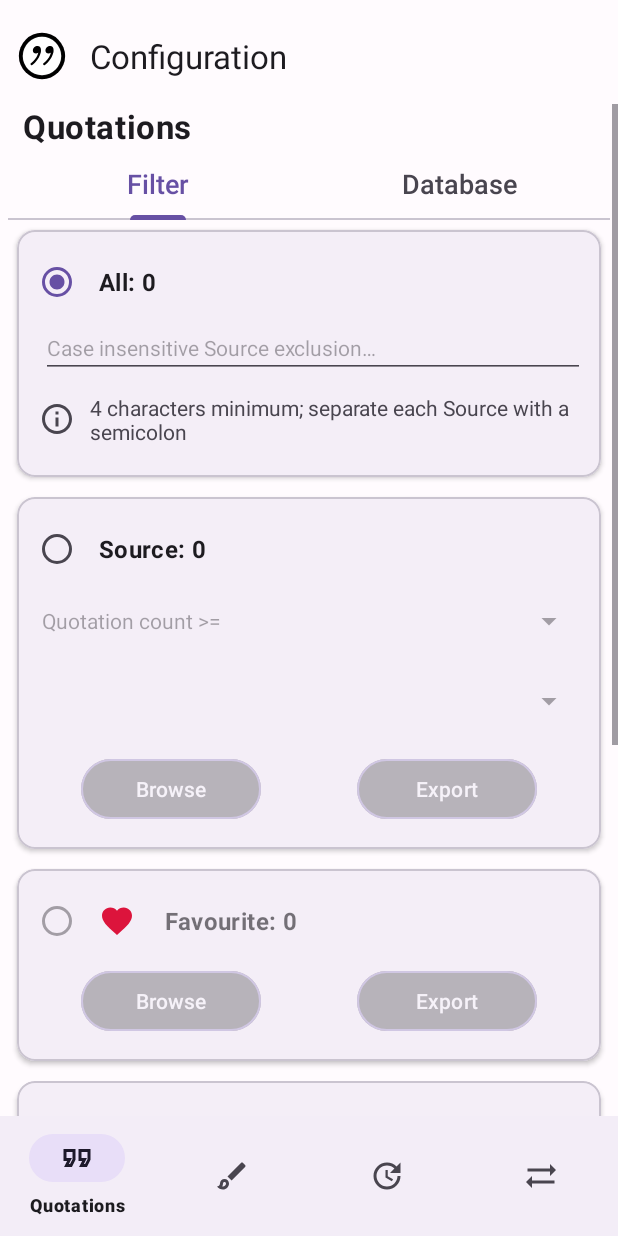
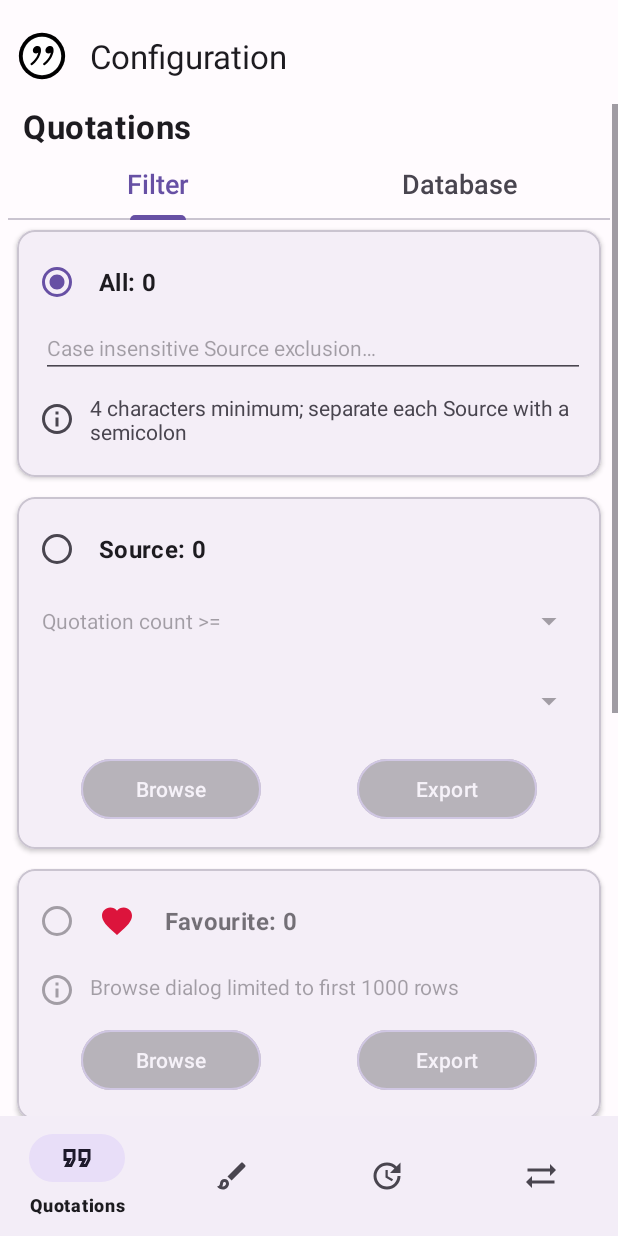
Before and after one commit to jameshnsears/QuoteUnquote, an Android app: the QuotationsFilterFragment screen opened directly, with no data from a screen before it, on a phone screen of 412 x 824 dp. Run offline under Robolectric (Android 15) with nearby library versions, the phone set to English and light mode, and no system bars; our stand-ins replace RxJava, Timber; libraries missing offline, so code that uses them is left out: com.jakewharton.rxbinding2; 28 statements that could not run were skipped.

Commit message:
changelogs/144.txt

```diff
--- a/app/build.gradle
+++ b/app/build.gradle
@@ -46,9 +46,9 @@ android {
         applicationId "com.github.jameshnsears.quoteunquote"
 
         // changelog version | min sdk | target sdk
-        versionCode 1432433
+        versionCode 1442433
         // semantic versioning
-        versionName "4.25.0"
+        versionName "4.25.1"
 
         vectorDrawables.useSupportLibrary = true
 
@@ -249,7 +249,7 @@ dependencies {
     testImplementation 'com.google.guava:guava:31.1-jre'
     testImplementation 'io.mockk:mockk:1.13.5'
     testImplementation 'junit:junit:4.13.2'
-    testImplementation 'org.jetbrains.kotlinx:kotlinx-coroutines-test:1.6.4'
+    testImplementation 'org.jetbrains.kotlinx:kotlinx-coroutines-test:1.7.0'
     testImplementation 'org.robolectric:robolectric:4.10.2'
 }
 
--- a/app/src/main/res/layout/fragment_quotations_tab_filter.xml
+++ b/app/src/main/res/layout/fragment_quotations_tab_filter.xml
@@ -239,6 +239,19 @@
                     android:textSize="16sp"
                     android:textStyle="bold" />
 
+            <TextView
+                    android:id="@+id/textViewFavouritesInfo"
+                    android:layout_width="match_parent"
+                    android:layout_height="wrap_content"
+                    android:drawablePadding="10dp"
+                    android:enabled="false"
+                    android:paddingStart="4dp"
+                    android:paddingTop="10dp"
+                    android:paddingEnd="0dp"
+                    android:paddingBottom="5dp"
+                    android:text="@string/fragment_quotations_selection_dialog_browse_favourites_limit"
+                    app:drawableStartCompat="@drawable/ic_info_24" />
+
             <LinearLayout
                     android:layout_width="match_parent"
                     android:layout_height="match_parent"
--- a/app/src/main/res/values-v24/strings.xml
+++ b/app/src/main/res/values-v24/strings.xml
@@ -49,10 +49,11 @@
     <string name="fragment_quotations_selection_search_instructions">Search text…</string>
     <string name="fragment_quotations_selection_search_switch_regex">Use Regular Expression</string>
     <string name="fragment_quotations_selection_search_switch_regex_invalid">Invalid Regular Expression</string>
-    <string name="fragment_quotations_selection_search_instructions_info">Case insensitive; 4 characters minimum; search covers Quotation and Source</string>
+    <string name="fragment_quotations_selection_search_instructions_info">Case insensitive; 4 characters minimum; search covers Quotation and Source; Browse dialog limited to first 1000 rows</string>
     <string name="fragment_quotations_selection_search_no_results">No results found for Search</string>
     <string name="fragment_quotations_selection_dialog_browse_source">Source Results</string>
     <string name="fragment_quotations_selection_dialog_browse_favourites">Favourites</string>
+    <string name="fragment_quotations_selection_dialog_browse_favourites_limit">Browse dialog limited to first 1000 rows</string>
     <string name="fragment_quotations_selection_dialog_browse_favourites_favourited">Quotation is favourited</string>
     <string name="fragment_quotations_selection_dialog_browse_favourites_unfavourited">Quotation is unfavourited</string>
     <string name="fragment_quotations_selection_dialog_browse_search">Search Results</string>
```
Also changed, not shown: app/src/main/java/com/github/jameshnsears/quoteunquote/configure/fragment/quotations/tabs/filter/QuotationsFilterFragment.java (+7 -2 lines), app/src/main/java/com/github/jameshnsears/quoteunquote/configure/fragment/quotations/tabs/filter/browse/BrowseFavouritesDialogFragment.java (+16 -1 lines), app/src/main/java/com/github/jameshnsears/quoteunquote/configure/fragment/quotations/tabs/filter/browse/BrowseSearchDialogFragment.java (+6 -2 lines), 4 other files.
